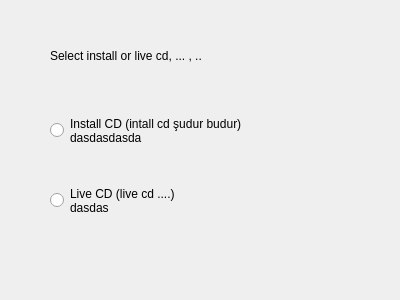
The window that gsoc/pardusman-wizard/screens/screenSystemType.ui (pars-linux/uludag) describes before a commit, drawn with Qt 5.
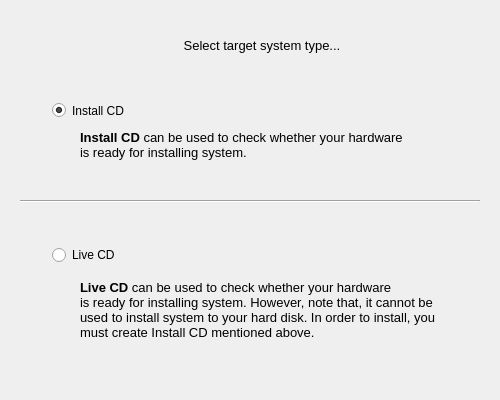
The same window after the commit.

Diff of the .ui file:
```diff
--- a/gsoc/pardusman-wizard/screens/screenSystemType.ui
+++ b/gsoc/pardusman-wizard/screens/screenSystemType.ui
@@ -8,52 +8,108 @@
    <rect>
     <x>0</x>
     <y>0</y>
-    <width>400</width>
-    <height>300</height>
+    <width>500</width>
+    <height>400</height>
    </rect>
   </property>
   <property name="windowTitle" >
    <string>Form</string>
   </property>
-  <widget class="QLabel" name="label" >
+  <widget class="QLabel" name="widgetDesc" >
    <property name="geometry" >
     <rect>
-     <x>50</x>
-     <y>30</y>
-     <width>271</width>
+     <x>52</x>
+     <y>20</y>
+     <width>420</width>
      <height>51</height>
     </rect>
    </property>
    <property name="text" >
-    <string>Select install or live cd, ... , ..</string>
+    <string>&lt;!DOCTYPE HTML PUBLIC "-//W3C//DTD HTML 4.0//EN" "http://www.w3.org/TR/REC-html40/strict.dtd">
+&lt;html>&lt;head>&lt;meta name="qrichtext" content="1" />&lt;style type="text/css">
+p, li { white-space: pre-wrap; }
+&lt;/style>&lt;/head>&lt;body style=" font-family:'Sans Serif'; font-size:10pt; font-weight:400; font-style:normal;">
+&lt;p align="center" style=" margin-top:0px; margin-bottom:0px; margin-left:0px; margin-right:0px; -qt-block-indent:0; text-indent:0px;">Select target system type...&lt;/p>&lt;/body>&lt;/html></string>
    </property>
   </widget>
   <widget class="QRadioButton" name="radioButton" >
    <property name="geometry" >
     <rect>
-     <x>50</x>
-     <y>100</y>
-     <width>301</width>
+     <x>52</x>
+     <y>80</y>
+     <width>420</width>
      <height>61</height>
     </rect>
    </property>
    <property name="text" >
-    <string>Install CD (intall cd şudur budur)
-dasdasdasda</string>
+    <string>Install CD</string>
    </property>
+   <property name="checked" >
+    <bool>true</bool>
+   </property>
   </widget>
   <widget class="QRadioButton" name="radioButton_2" >
    <property name="geometry" >
     <rect>
-     <x>50</x>
-     <y>170</y>
-     <width>251</width>
-     <height>61</height>
+     <x>52</x>
+     <y>240</y>
+     <width>420</width>
+     <height>30</height>
     </rect>
    </property>
    <property name="text" >
-    <string>Live CD (live cd ....)
-dasdas</string>
+    <string>Live CD</string>
+   </property>
+  </widget>
+  <widget class="QLabel" name="label" >
+   <property name="geometry" >
+    <rect>
+     <x>80</x>
+     <y>270</y>
+     <width>381</width>
+     <height>80</height>
+    </rect>
+   </property>
+   <property name="text" >
+    <string>&lt;!DOCTYPE HTML PUBLIC "-//W3C//DTD HTML 4.0//EN" "http://www.w3.org/TR/REC-html40/strict.dtd">
+&lt;html>&lt;head>&lt;meta name="qrichtext" content="1" />&lt;style type="text/css">
+p, li { white-space: pre-wrap; }
+&lt;/style>&lt;/head>&lt;body style=" font-family:'Sans Serif'; font-size:10pt; font-weight:400; font-style:normal;">
+&lt;p style=" margin-top:0px; margin-bottom:0px; margin-left:0px; margin-right:0px; -qt-block-indent:0; text-indent:0px;">&lt;span style=" font-weight:600;">Live CD&lt;/span> can be used to check whether your hardware&lt;/p>
+&lt;p style=" margin-top:0px; margin-bottom:0px; margin-left:0px; margin-right:0px; -qt-block-indent:0; text-indent:0px;">is ready for installing system. However, note that, it cannot be&lt;/p>
+&lt;p style=" margin-top:0px; margin-bottom:0px; margin-left:0px; margin-right:0px; -qt-block-indent:0; text-indent:0px;">used to install system to your hard disk. In order to install, you&lt;/p>
+&lt;p style=" margin-top:0px; margin-bottom:0px; margin-left:0px; margin-right:0px; -qt-block-indent:0; text-indent:0px;">must create Install CD mentioned above.&lt;/p>&lt;/body>&lt;/html></string>
+   </property>
+  </widget>
+  <widget class="QLabel" name="label_2" >
+   <property name="geometry" >
+    <rect>
+     <x>80</x>
+     <y>110</y>
+     <width>361</width>
+     <height>71</height>
+    </rect>
+   </property>
+   <property name="text" >
+    <string>&lt;!DOCTYPE HTML PUBLIC "-//W3C//DTD HTML 4.0//EN" "http://www.w3.org/TR/REC-html40/strict.dtd">
+&lt;html>&lt;head>&lt;meta name="qrichtext" content="1" />&lt;style type="text/css">
+p, li { white-space: pre-wrap; }
+&lt;/style>&lt;/head>&lt;body style=" font-family:'Sans Serif'; font-size:10pt; font-weight:400; font-style:normal;">
+&lt;p style=" margin-top:0px; margin-bottom:0px; margin-left:0px; margin-right:0px; -qt-block-indent:0; text-indent:0px;">&lt;span style=" font-weight:600;">Install CD&lt;/span> can be used to check whether your hardware&lt;/p>
+&lt;p style=" margin-top:0px; margin-bottom:0px; margin-left:0px; margin-right:0px; -qt-block-indent:0; text-indent:0px;">is ready for installing system.&lt;/p>&lt;/body>&lt;/html></string>
+   </property>
+  </widget>
+  <widget class="Line" name="line" >
+   <property name="geometry" >
+    <rect>
+     <x>20</x>
+     <y>200</y>
+     <width>460</width>
+     <height>3</height>
+    </rect>
+   </property>
+   <property name="orientation" >
+    <enum>Qt::Horizontal</enum>
    </property>
   </widget>
  </widget>
```
Left out of the diff: 6 changed lines with no effect on the pictures.
